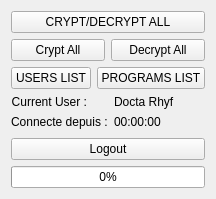
Above: formmain.ui from doctarhyf/krypto before the change. Below: the same form after it.
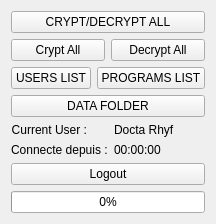
That is the form after the change.

Diff of the .ui file:
```diff
--- a/formmain.ui
+++ b/formmain.ui
@@ -57,6 +57,13 @@
      </item>
     </layout>
    </item>
+   <item>
+    <widget class="QPushButton" name="pushButtonOpenDataFolder">
+     <property name="text">
+      <string>DATA FOLDER</string>
+     </property>
+    </widget>
+   </item>
    <item>
     <layout class="QFormLayout" name="formLayout">
      <item row="0" column="0">
```
